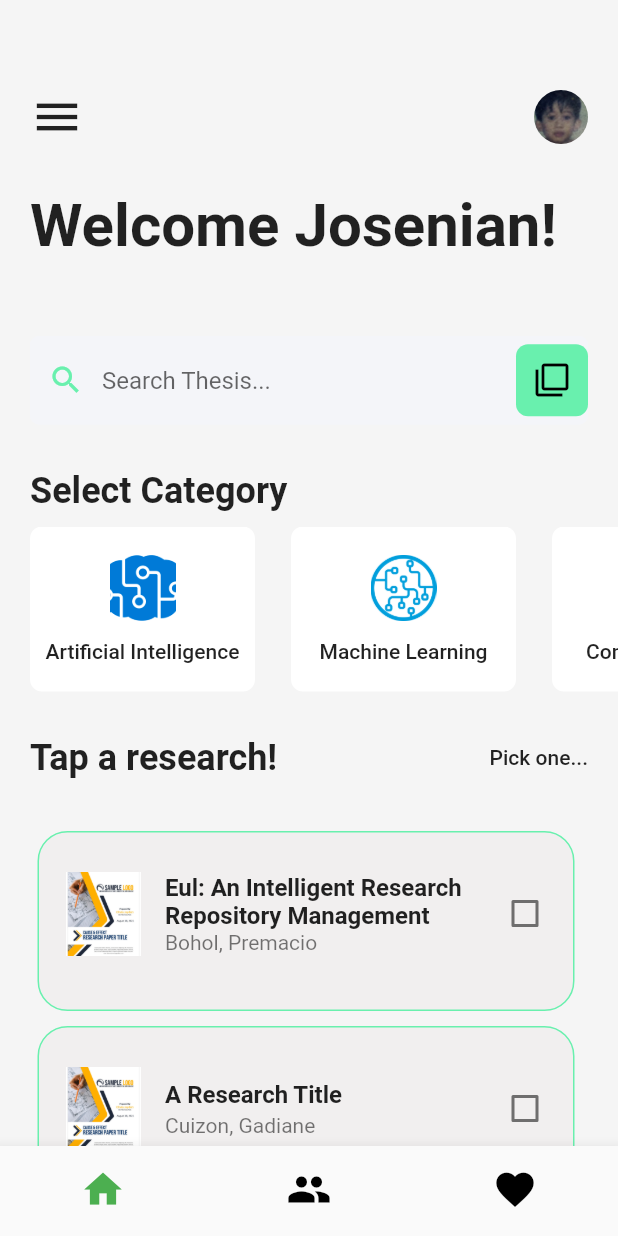
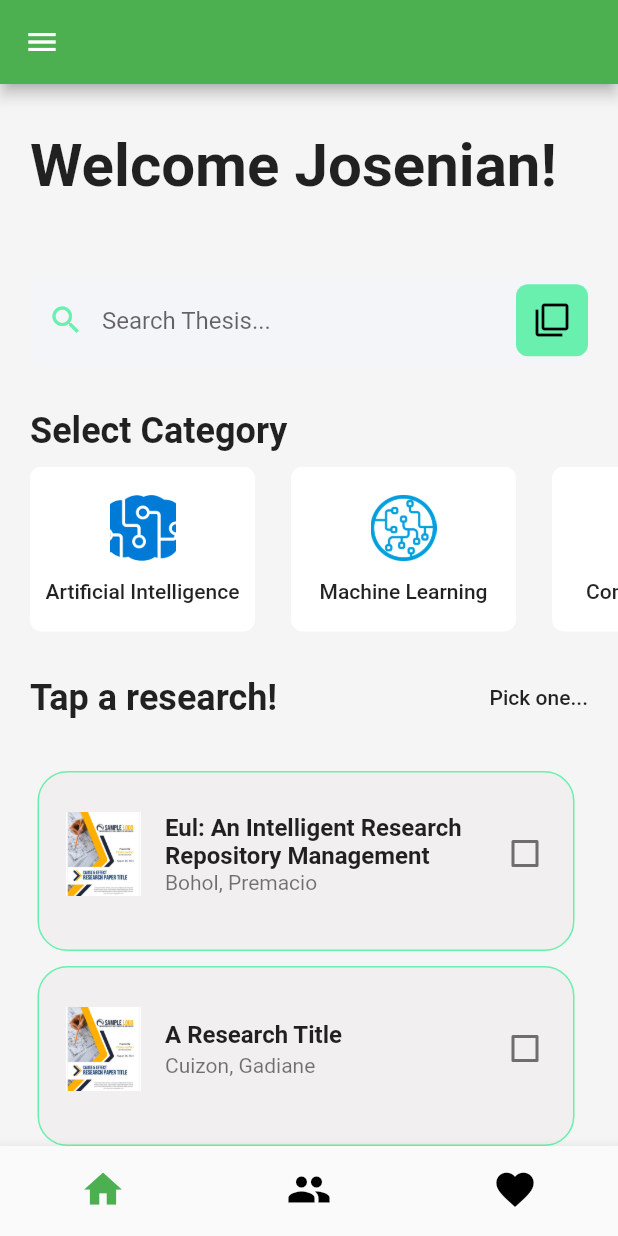
Before and after one commit to warpten123/Eul_Thesis, a Flutter app: the screen it shows after launch, after a tap on "SIGN IN", on a phone screen of 412 x 824 dp. Run offline on Flutter 3.47's test engine with Material 2 defaults, Android fonts, the light colour scheme and no system bars; Roboto replaces fonts that are missing (LeonSans).

Commit message:
otp code

```diff
--- a/lib/screens/content_userDashboard.dart
+++ b/lib/screens/content_userDashboard.dart
@@ -3,6 +3,8 @@ import 'package:flutter/src/widgets/framework.dart';
 import 'package:flutter/material.dart';
 import 'package:thesis_eul/models/res_categories.dart';
 import 'package:thesis_eul/models/research.dart';
+
+import 'header_drawer.dart';
 
 class ContentUserDashBoard extends StatefulWidget {
   ContentUserDashBoard({Key? key}) : super(key: key);
@@ -43,36 +45,49 @@ class _ContentUserDashBoardState extends State<ContentUserDashBoard> {
   Widget build(BuildContext context) {
     return SafeArea(
         child: Scaffold(
+      appBar: AppBar(),
+      drawer: Drawer(
+        child: SingleChildScrollView(
+          child: Container(
+            child: Column(
+              children: <Widget>[
+                HeaderDrawer(),
+                // ListDrawer(),
+              ],
+            ),
+          ),
+        ),
+      ),
       backgroundColor: Colors.grey.shade100,
       body: SingleChildScrollView(
         physics: BouncingScrollPhysics(),
         child: Column(
           crossAxisAlignment: CrossAxisAlignment.start,
           children: <Widget>[
-            SizedBox(
-              height: 60,
-            ),
-            Padding(
-              padding: EdgeInsets.only(left: 20, right: 20),
-              child: Row(
-                mainAxisAlignment: MainAxisAlignment.spaceBetween,
-                children: <Widget>[
-                  Icon(
-                    Icons.menu,
-                    size: 36,
-                  ),
-                  ClipRRect(
-                    borderRadius: BorderRadius.circular(30),
-                    child: Image.asset(
-                      'assets/pj.jpg',
-                      height: 36,
-                      width: 36,
-                      fit: BoxFit.cover,
-                    ),
-                  ),
-                ],
-              ),
-            ),
+            // SizedBox(
+            //   height: 60,
+            // ),
+            // Padding(
+            //   padding: EdgeInsets.only(left: 20, right: 20),
+            //   child: Row(
+            //     mainAxisAlignment: MainAxisAlignment.spaceBetween,
+            //     children: <Widget>[
+            //       Icon(
+            //         Icons.menu,
+            //         size: 36,
+            //       ),
+            //       ClipRRect(
+            //         borderRadius: BorderRadius.circular(30),
+            //         child: Image.asset(
+            //           'assets/pj.jpg',
+            //           height: 36,
+            //           width: 36,
+            //           fit: BoxFit.cover,
+            //         ),
+            //       ),
+            //     ],
+            //   ),
+            // ),
             SizedBox(
               height: 30,
             ),
--- a/lib/screens/login_screen.dart
+++ b/lib/screens/login_screen.dart
@@ -1,4 +1,5 @@
 import 'package:flutter/material.dart';
+import 'package:thesis_eul/screens/code_screen.dart';
 import 'package:thesis_eul/screens/user_dashboard.dart';
 
 class LoginScreen extends StatelessWidget {
@@ -94,12 +95,21 @@ class LoginScreen extends StatelessWidget {
                   SizedBox(
                     height: 12,
                   ),
-                  Text(
-                    'Forgot Password?',
-                    style: TextStyle(
-                        color: Colors.green,
-                        fontSize: 14,
-                        fontWeight: FontWeight.bold),
+                  InkWell(
+                    onTap: () {
+                      Navigator.push(
+                        context,
+                        MaterialPageRoute(
+                            builder: (context) => const CodeScreen()),
+                      );
+                    },
+                    child: Text(
+                      'No Account? Enter Code!',
+                      style: TextStyle(
+                          color: Colors.green,
+                          fontSize: 14,
+                          fontWeight: FontWeight.bold),
+                    ),
                   ),
                   SizedBox(
                     height: 30,
--- a/pubspec.yaml
+++ b/pubspec.yaml
@@ -60,6 +60,7 @@ flutter:
   # To add assets to your application, add an assets section, like this:
   assets:
     - assets/usjr2.jpg
+    - assets/usjr.jpg
     - assets/pj.jpg
     - assets/ml.png
     - assets/ai.png
```
Also changed, not shown: lib/screens/code_screen.dart (+83 -0 lines), lib/screens/header_drawer.dart (added, +44 -0 lines), lib/screens/input_box.dart (added, +97 -0 lines).
